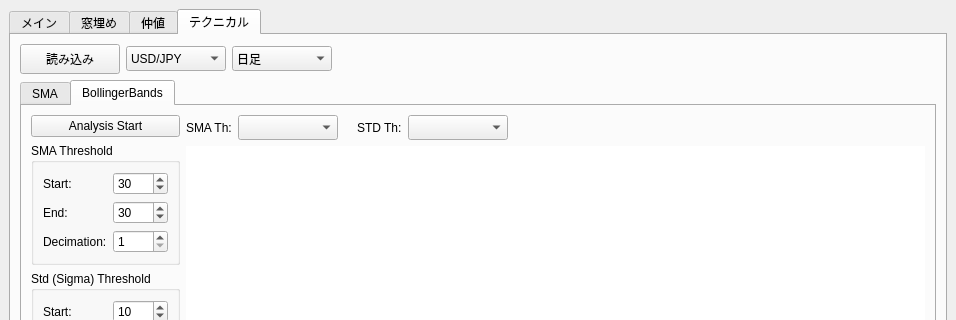
Before: the Qt Designer form trade_monitor/trade_monitor/gui_monitor.ui in takkin-takilog/namake-trader, drawn with Qt 5; both pictures show x 0 to 956 and y 0 to 320 of the 956 by 785 pixel window.
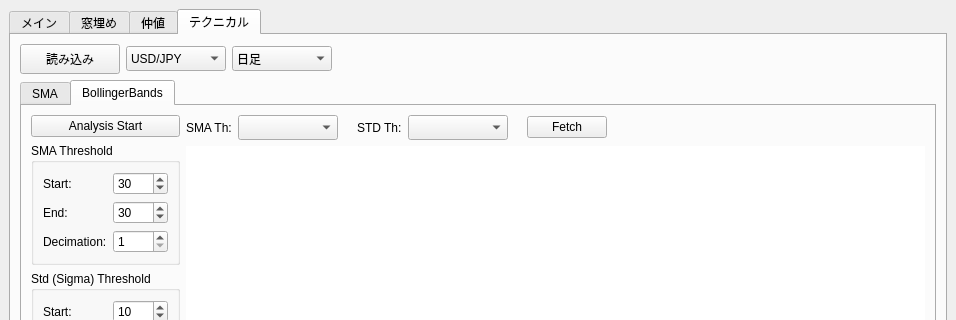
After: the same form once the commit is applied.

The edit to the form file:
```diff
--- a/trade_monitor/trade_monitor/gui_monitor.ui
+++ b/trade_monitor/trade_monitor/gui_monitor.ui
@@ -972,6 +972,29 @@
                       </item>
                      </layout>
                     </item>
+                    <item>
+                     <spacer name="horizontalSpacer_10">
+                      <property name="orientation">
+                       <enum>Qt::Horizontal</enum>
+                      </property>
+                      <property name="sizeType">
+                       <enum>QSizePolicy::Fixed</enum>
+                      </property>
+                      <property name="sizeHint" stdset="0">
+                       <size>
+                        <width>13</width>
+                        <height>20</height>
+                       </size>
+                      </property>
+                     </spacer>
+                    </item>
+                    <item>
+                     <widget class="QPushButton" name="pushButton_TechBb01_fetch_treeView">
+                      <property name="text">
+                       <string>Fetch</string>
+                      </property>
+                     </widget>
+                    </item>
                     <item>
                      <spacer name="horizontalSpacer_8">
                       <property name="orientation">
```
